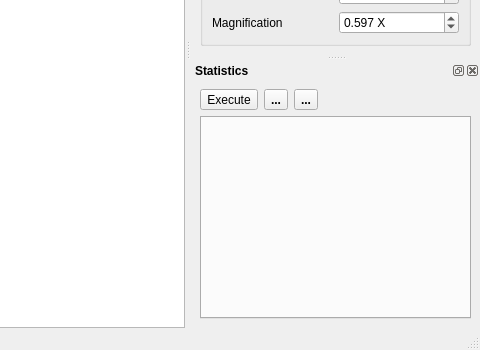
Old version of the form mainwindow.ui in the repository Minus-Monster/PRI; both pictures show x 320 to 800 and y 250 to 600 of the 800 by 600 pixel window.
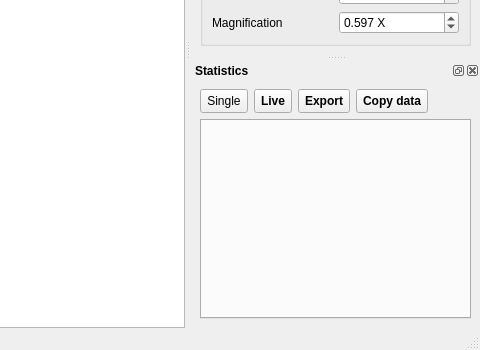
New version of the form. Icons and pictures are not drawn. Custom widgets are drawn as their Qt base class.

Commit message: Copy method added

What changed in the file:
```diff
--- a/mainwindow.ui
+++ b/mainwindow.ui
@@ -334,6 +334,12 @@
       <layout class="QHBoxLayout" name="horizontalLayout_6">
        <item>
         <widget class="QToolButton" name="toolButtonSingle">
+         <property name="minimumSize">
+          <size>
+           <width>0</width>
+           <height>24</height>
+          </size>
+         </property>
          <property name="font">
           <font>
            <bold>false</bold>
@@ -343,7 +349,7 @@
           <string notr="true"/>
          </property>
          <property name="text">
-          <string>Execute</string>
+          <string>Single</string>
          </property>
          <property name="icon">
           <iconset resource="Qylon/Resources.qrc">
@@ -362,8 +368,17 @@
        </item>
        <item>
         <widget class="QToolButton" name="toolButtonContinuous">
+         <property name="minimumSize">
+          <size>
+           <width>0</width>
+           <height>24</height>
+          </size>
+         </property>
+         <property name="whatsThis">
+          <string>Live</string>
+         </property>
          <property name="text">
-          <string>...</string>
+          <string>Live</string>
          </property>
          <property name="icon">
           <iconset resource="Qylon/Resources.qrc">
@@ -383,8 +398,17 @@
        </item>
        <item>
         <widget class="QToolButton" name="toolButtonExport">
+         <property name="minimumSize">
+          <size>
+           <width>0</width>
+           <height>24</height>
+          </size>
+         </property>
+         <property name="whatsThis">
+          <string>Export to csv</string>
+         </property>
          <property name="text">
-          <string>...</string>
+          <string>Export</string>
          </property>
          <property name="icon">
           <iconset resource="Qylon/Resources.qrc">
@@ -398,6 +422,32 @@
          </property>
         </widget>
        </item>
+       <item>
+        <widget class="QToolButton" name="toolButtonCopy">
+         <property name="minimumSize">
+          <size>
+           <width>0</width>
+           <height>24</height>
+          </size>
+         </property>
+         <property name="whatsThis">
+          <string>Copy Data</string>
+         </property>
+         <property name="text">
+          <string>Copy data</string>
+         </property>
+         <property name="icon">
+          <iconset resource="Qylon/Resources.qrc">
+           <normaloff>:/Resources/Icon/icons8-copy-48.png</normaloff>:/Resources/Icon/icons8-copy-48.png</iconset>
+         </property>
+         <property name="iconSize">
+          <size>
+           <width>24</width>
+           <height>24</height>
+          </size>
+         </property>
+        </widget>
+       </item>
        <item>
         <spacer name="horizontalSpacer">
          <property name="orientation">
@@ -418,6 +468,9 @@
        <property name="currentIndex">
         <number>-1</number>
        </property>
+       <property name="documentMode">
+        <bool>false</bool>
+       </property>
       </widget>
      </item>
     </layout>
```
Left out of the diff: 3 changed lines with no effect on the pictures. The commit also changes 2 other files.
